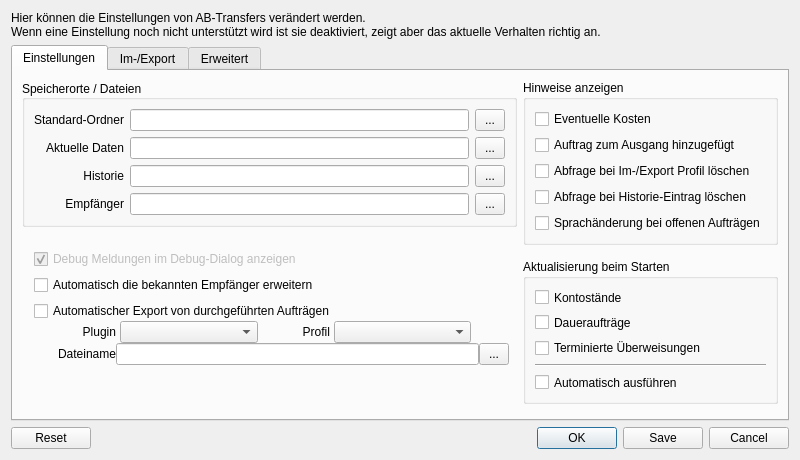
schmufu/abtransfers, file src/dialogs/dialogsettings.ui: the form before one commit.
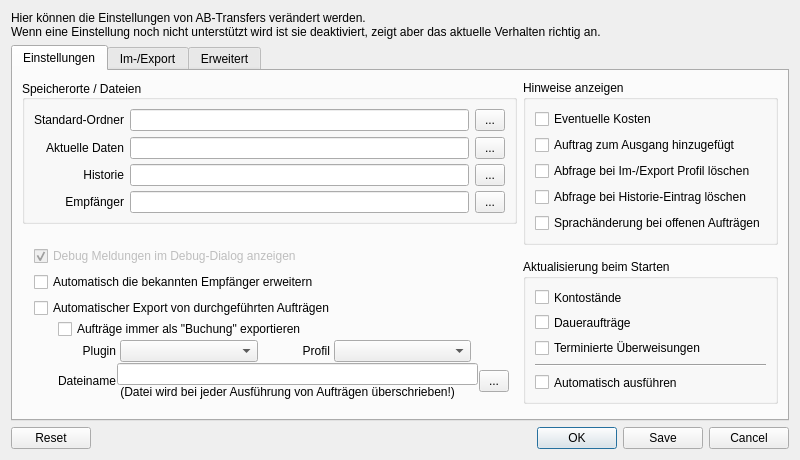
The form after the commit. Icons and pictures are not drawn.

The edit to the form file:
```diff
--- a/src/dialogs/dialogsettings.ui
+++ b/src/dialogs/dialogsettings.ui
@@ -307,7 +307,7 @@
              <item>
               <layout class="QVBoxLayout" name="verticalLayout_11">
                <property name="spacing">
-                <number>0</number>
+                <number>1</number>
                </property>
                <item>
                 <widget class="QCheckBox" name="checkBox_autoExport">
@@ -323,6 +323,30 @@
                  </property>
                 </widget>
                </item>
+               <item>
+                <layout class="QHBoxLayout" name="horizontalLayout_5">
+                 <property name="leftMargin">
+                  <number>24</number>
+                 </property>
+                 <property name="rightMargin">
+                  <number>8</number>
+                 </property>
+                 <item>
+                  <widget class="QCheckBox" name="checkBox_autoExportAsTransaction">
+                   <property name="toolTip">
+                    <string>Die meisten Export Plugins/Profile unterstützen nur den
+Export von Buchungen (transactions).
+Wenn diese Option gesetzt ist werden unter anderem
+Überweisungen, Daueraufträge etc. in eine Buchung
+umgewandelt damit diese auch Exportiert werden.</string>
+                   </property>
+                   <property name="text">
+                    <string>Aufträge immer als &quot;Buchung&quot; exportieren</string>
+                   </property>
+                  </widget>
+                 </item>
+                </layout>
+               </item>
                <item>
                 <layout class="QHBoxLayout" name="horizontalLayout_4">
                  <property name="spacing">
@@ -440,14 +464,16 @@
                    <property name="text">
                     <string>Dateiname</string>
                    </property>
-                   <property name="alignment">
-                    <set>Qt::AlignRight|Qt::AlignTrailing|Qt::AlignVCenter</set>
-                   </property>
                    <property name="buddy">
                     <cstring>lineEdit_recipients</cstring>
                    </property>
                   </widget>
                  </item>
+                 <item>
+                  <layout class="QVBoxLayout" name="verticalLayout_12">
+                   <property name="spacing">
+                    <number>0</number>
+                   </property>
                  <item>
                   <widget class="QLineEdit" name="lineEdit_autoExportFilename">
                    <property name="minimumSize">
@@ -462,6 +488,21 @@
                   </widget>
                  </item>
                  <item>
+                    <widget class="QLabel" name="label_11">
+                     <property name="text">
+                      <string> (Datei wird bei jeder Ausführung von Aufträgen überschrieben!)</string>
+                     </property>
+                     <property name="alignment">
+                      <set>Qt::AlignLeading|Qt::AlignLeft|Qt::AlignTop</set>
+                     </property>
+                     <property name="buddy">
+                      <cstring>lineEdit_autoExportFilename</cstring>
+                     </property>
+                    </widget>
+                   </item>
+                  </layout>
+                 </item>
+                 <item>
                   <widget class="QToolButton" name="toolButton_selectAutoExportFilename">
                    <property name="minimumSize">
                     <size>
@@ -488,7 +529,7 @@
              <property name="sizeHint" stdset="0">
               <size>
                <width>20</width>
-               <height>8</height>
+               <height>13</height>
               </size>
              </property>
             </spacer>
```
Left out of the diff: 22 changed lines with no effect on the pictures. Lines whose indentation alone changed are shown as unchanged.
